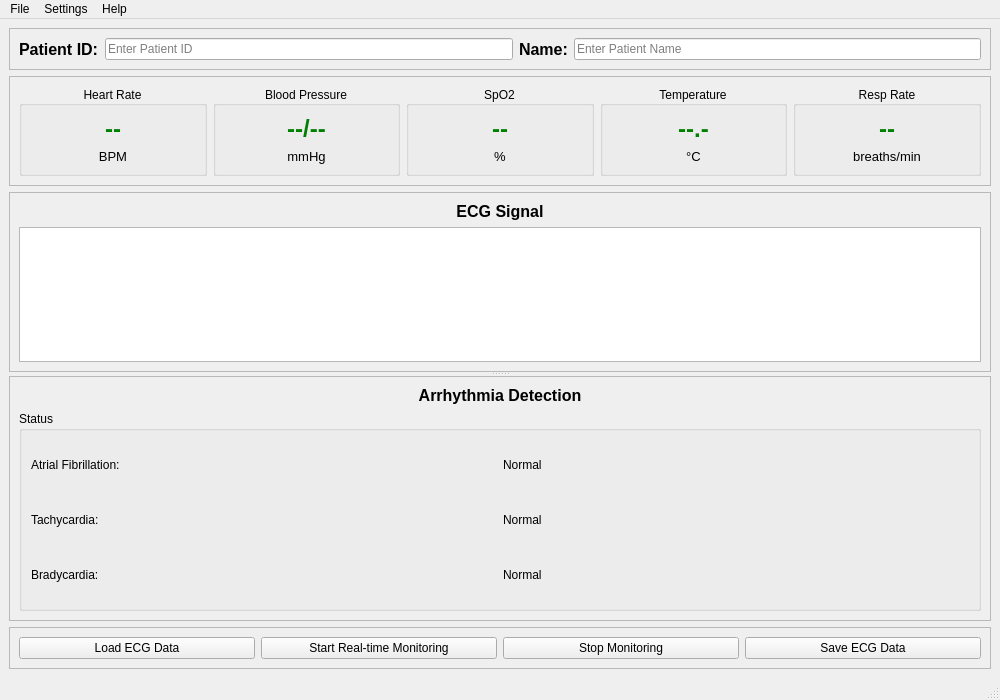
salahmohamed03/Patient-Monitor, file MainWindow.ui: the form before one commit.
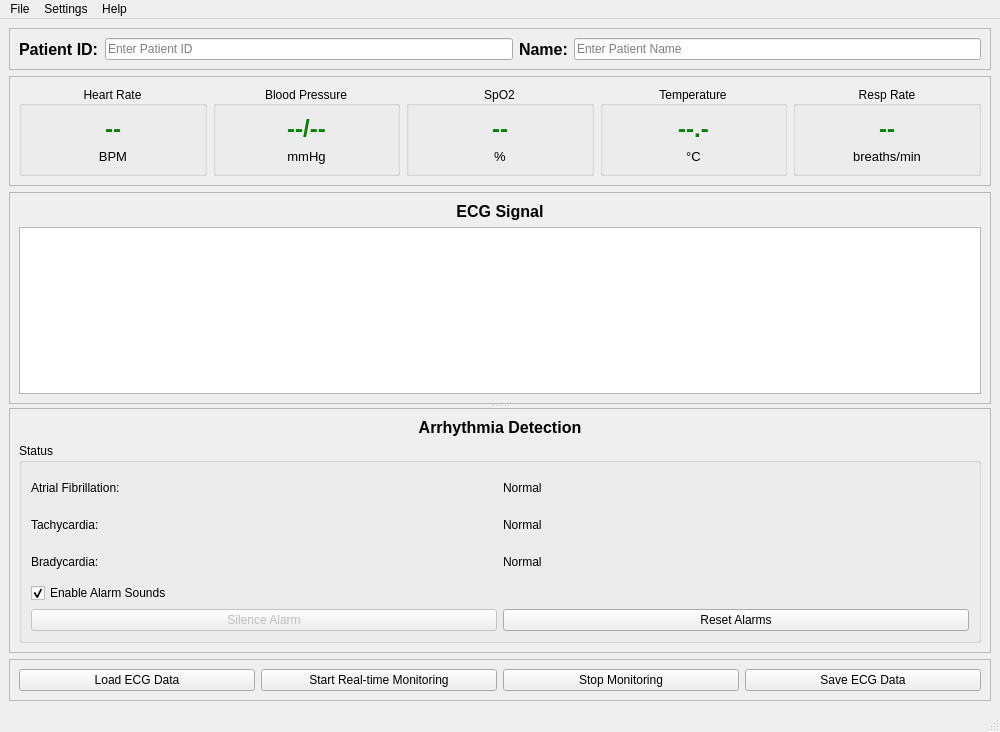
The form after the commit. Icons and pictures are not drawn.

Commit message: restore alarmes ui

What changed in the file:
```diff
--- a/MainWindow.ui
+++ b/MainWindow.ui
@@ -7,7 +7,7 @@
     <x>0</x>
     <y>0</y>
     <width>1000</width>
-    <height>700</height>
+    <height>732</height>
    </rect>
   </property>
   <property name="windowTitle">
@@ -2645,6 +2645,37 @@
              </property>
             </widget>
            </item>
+           <item row="3" column="0" colspan="2">
+            <widget class="QCheckBox" name="alarmEnabledCheckBox">
+             <property name="text">
+              <string>Enable Alarm Sounds</string>
+             </property>
+             <property name="checked">
+              <bool>true</bool>
+             </property>
+            </widget>
+           </item>
+           <item row="4" column="0" colspan="2">
+            <layout class="QHBoxLayout" name="horizontalLayout_5">
+             <item>
+              <widget class="QPushButton" name="silenceAlarmButton">
+               <property name="enabled">
+                <bool>false</bool>
+               </property>
+               <property name="text">
+                <string>Silence Alarm</string>
+               </property>
+              </widget>
+             </item>
+             <item>
+              <widget class="QPushButton" name="resetAlarmsButton">
+               <property name="text">
+                <string>Reset Alarms</string>
+               </property>
+              </widget>
+             </item>
+            </layout>
+           </item>
           </layout>
          </widget>
         </item>
```
Left out of the diff: 61 changed lines with no effect on the pictures.
